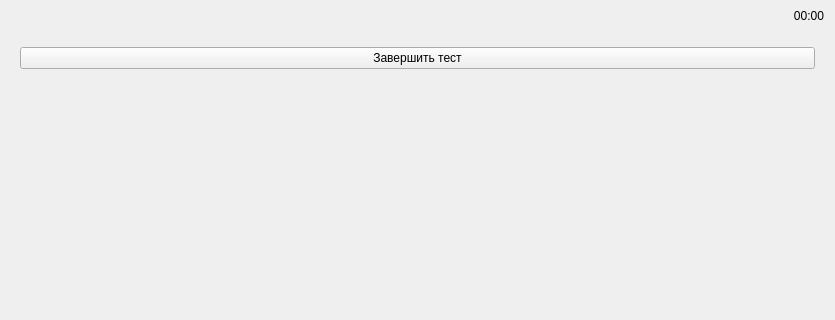
Kobich/Test_creator, file TestTaker/test_screen.ui: the form before one commit; both pictures show x 0 to 835 and y 0 to 320 of the 835 by 518 pixel window.
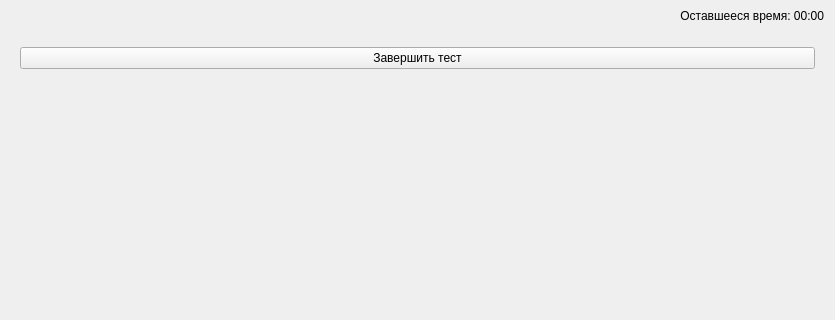
The form after the commit.

```diff
--- a/TestTaker/test_screen.ui
+++ b/TestTaker/test_screen.ui
@@ -35,7 +35,7 @@
       </size>
      </property>
      <property name="text">
-      <string>00:00</string>
+      <string>Оставшееся время: 00:00</string>
      </property>
      <property name="alignment">
       <set>Qt::AlignRight|Qt::AlignTrailing|Qt::AlignVCenter</set>
```
